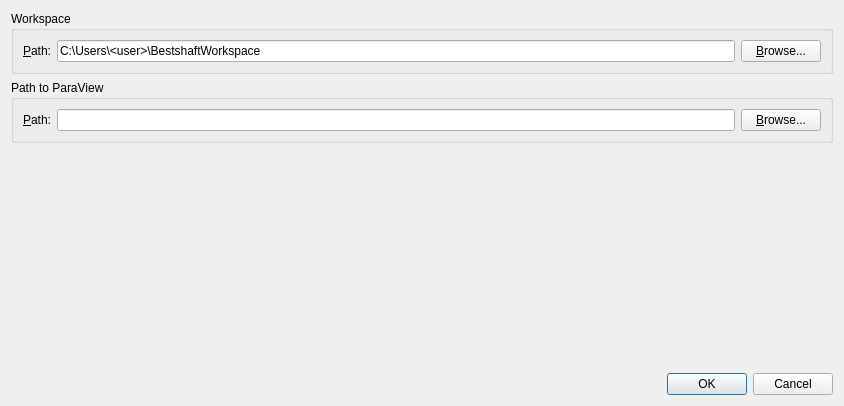
This is extension/src/settingsdialog.ui in f55desu/bestshaft as Qt 5 draws it before an edit. The edited form follows.
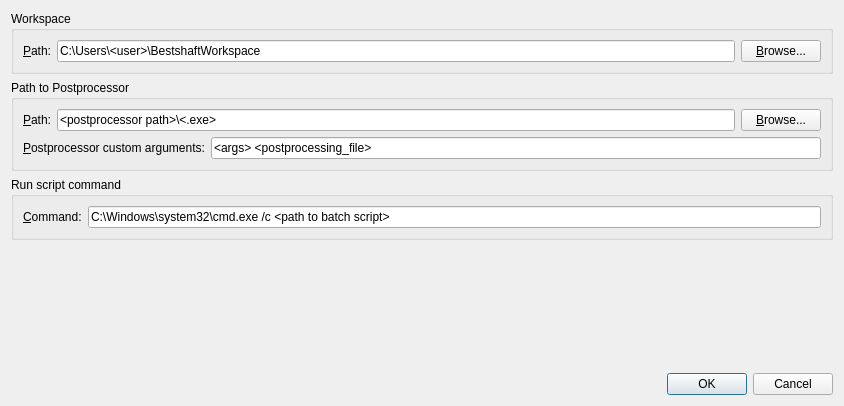
This is the edited form.

Commit message: Fixed an issue not copying selected variant; Deleted factors from saving, now only saving mesh_facet_size; Reclased message boxes; Reclased try/catch with handling exit code of postprocess

What changed in the file:
```diff
--- a/extension/src/settingsdialog.ui
+++ b/extension/src/settingsdialog.ui
@@ -60,7 +60,7 @@
    <item>
     <widget class="QGroupBox" name="groupBox_3">
      <property name="title">
-      <string>Path to ParaView</string>
+      <string>Path to Postprocessor</string>
      </property>
      <property name="flat">
       <bool>true</bool>
@@ -81,7 +81,7 @@
         <item>
          <widget class="QLineEdit" name="paraview_lineEdit">
           <property name="text">
-           <string/>
+           <string>&lt;postprocessor path&gt;\&lt;.exe&gt;</string>
           </property>
           <property name="readOnly">
            <bool>true</bool>
@@ -92,6 +92,63 @@
          <widget class="QPushButton" name="browseParaViewButton">
           <property name="text">
            <string>&amp;Browse...</string>
+          </property>
+         </widget>
+        </item>
+       </layout>
+      </item>
+      <item>
+       <layout class="QHBoxLayout" name="horizontalLayout_6">
+        <item>
+         <widget class="QLabel" name="label_6">
+          <property name="text">
+           <string>&amp;Postprocessor custom arguments:</string>
+          </property>
+          <property name="buddy">
+           <cstring>workspaceLineEdit</cstring>
+          </property>
+         </widget>
+        </item>
+        <item>
+         <widget class="QLineEdit" name="args_lineEdit">
+          <property name="text">
+           <string>&lt;args&gt; &lt;postprocessing_file&gt;</string>
+          </property>
+          <property name="readOnly">
+           <bool>false</bool>
+          </property>
+         </widget>
+        </item>
+       </layout>
+      </item>
+     </layout>
+    </widget>
+   </item>
+   <item>
+    <widget class="QGroupBox" name="groupBox">
+     <property name="title">
+      <string>Run script command</string>
+     </property>
+     <property name="flat">
+      <bool>true</bool>
+     </property>
+     <layout class="QVBoxLayout" name="verticalLayout_2">
+      <item>
+       <layout class="QHBoxLayout" name="horizontalLayout_3">
+        <item>
+         <widget class="QLabel" name="label_3">
+          <property name="text">
+           <string>&amp;Command:</string>
+          </property>
+          <property name="buddy">
+           <cstring>lineEdit_2</cstring>
+          </property>
+         </widget>
+        </item>
+        <item>
+         <widget class="QLineEdit" name="lineEdit_2">
+          <property name="text">
+           <string>C:\Windows\system32\cmd.exe /c &lt;path to batch script&gt;</string>
           </property>
          </widget>
         </item>
```
Left out of the diff: 4 changed lines with no effect on the pictures. The commit also changes 1 other file.
